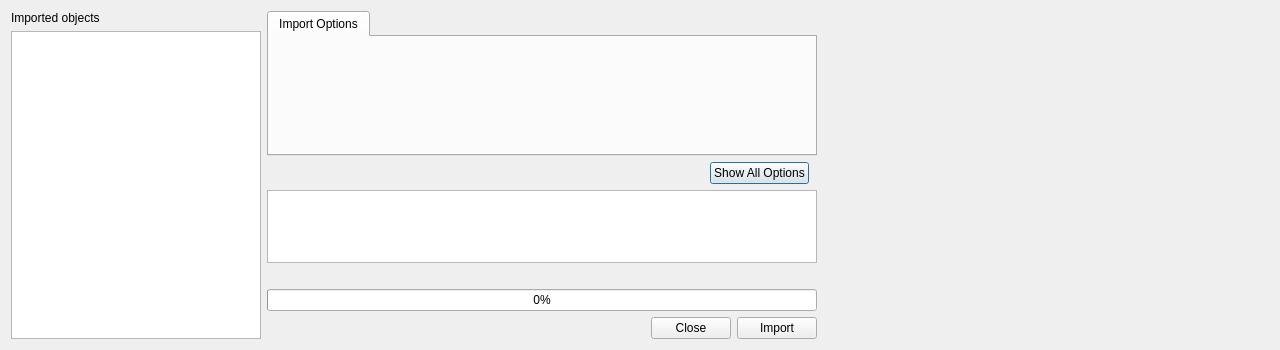
This is src/plugins/qmldesigner/components/itemlibrary/itemlibraryassetimportdialog.ui in qt-creator/qt-creator as Qt 5 draws it before an edit. The edited form follows.
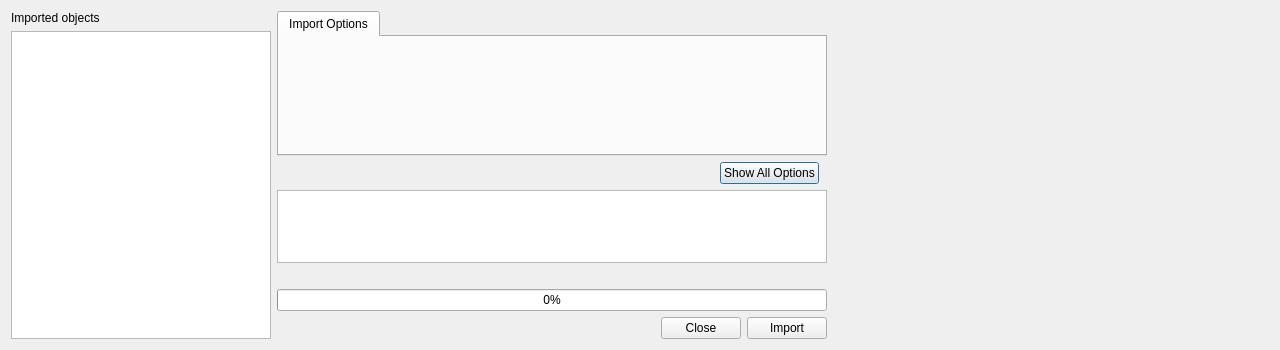
This is the edited form. Custom widgets are drawn as their Qt base class.

Commit message:
QmlDesigner: Fix layout of 3D import list
Made list a bit wider so that there will be no horizontal scroll on the
list. Also shortened the size info label text a bit so it won't cut off
as easily on systems with larger default font.

Fixes: QDS-13015

```diff
--- a/src/plugins/qmldesigner/components/itemlibrary/itemlibraryassetimportdialog.ui
+++ b/src/plugins/qmldesigner/components/itemlibrary/itemlibraryassetimportdialog.ui
@@ -33,7 +33,7 @@
        </property>
        <property name="minimumSize">
         <size>
-         <width>250</width>
+         <width>260</width>
          <height>0</height>
         </size>
        </property>
```
The commit also changes 1 other file.
